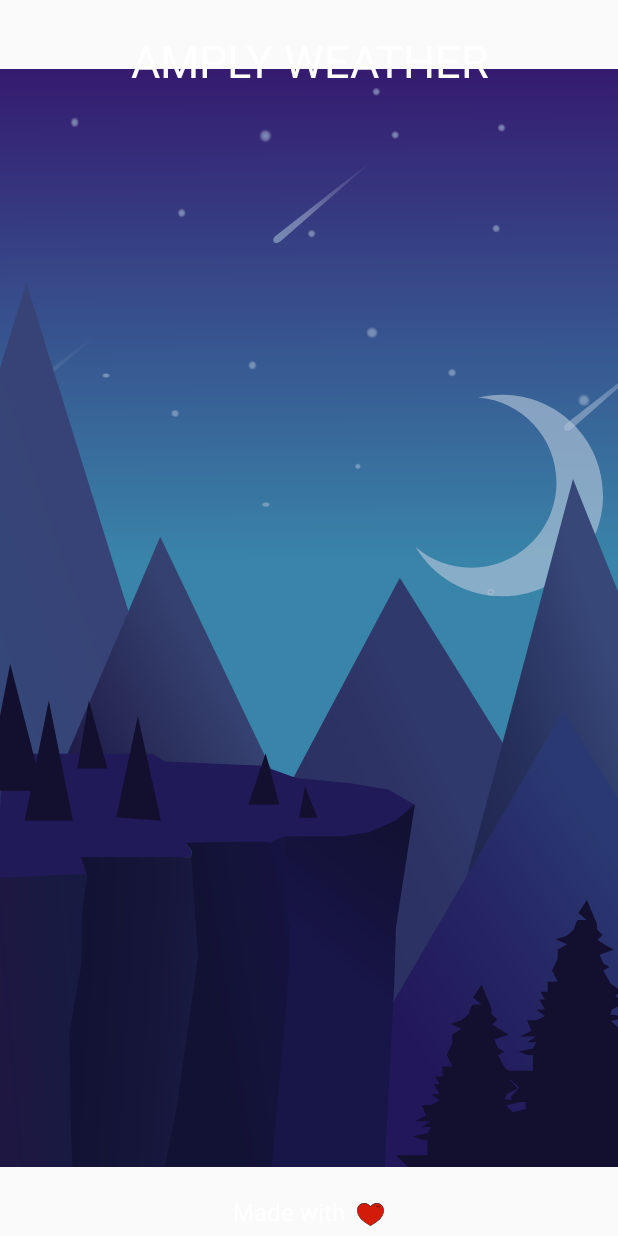
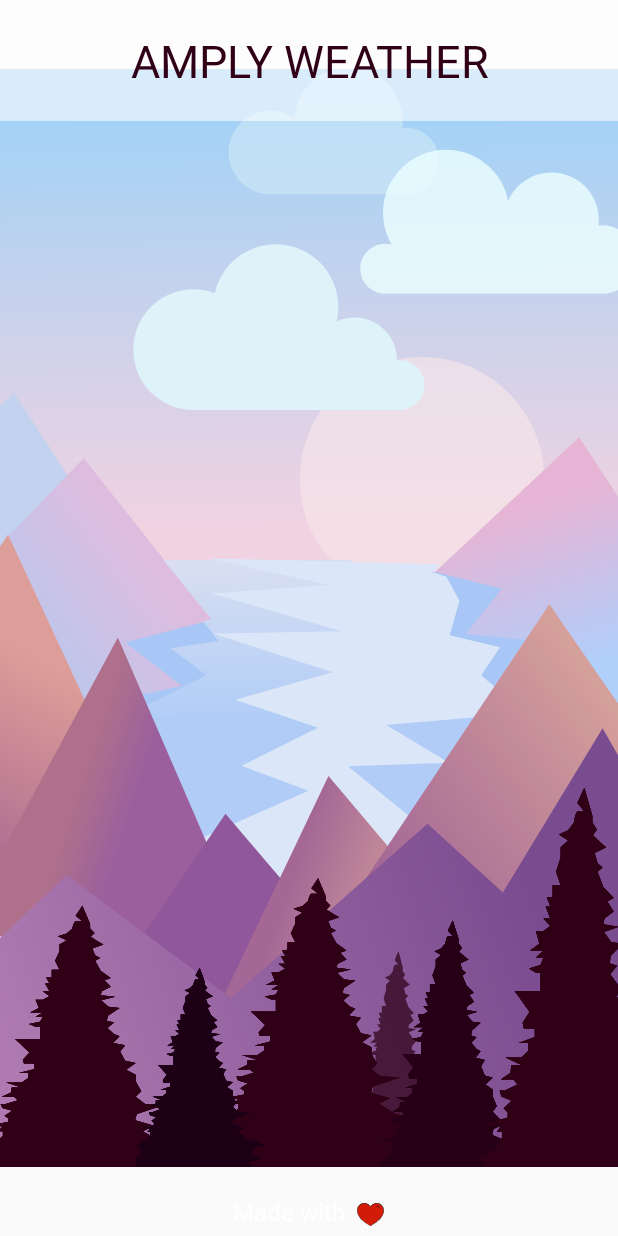
Before and after one commit to Abhishekds94/Amply-Weather, an Android app: the screen it shows after launch (MainActivity), on a phone screen of 412 x 824 dp. Run offline under Robolectric (Android 15) with nearby library versions, the phone set to English and light mode, and no system bars; Roboto replaces fonts that are not available here.

Commit message:
Splash UI set based on system time

```diff
--- a/app/src/main/java/com/abhishek/amplyweather/MainActivity.java
+++ b/app/src/main/java/com/abhishek/amplyweather/MainActivity.java
@@ -3,10 +3,19 @@ package com.abhishek.amplyweather;
 import androidx.appcompat.app.AppCompatActivity;
 
 import android.os.Bundle;
+import android.view.View;
 import android.view.Window;
 import android.view.WindowManager;
+import android.widget.RelativeLayout;
+import android.widget.Toast;
+
+import java.util.Calendar;
 
 public class MainActivity extends AppCompatActivity {
+
+    RelativeLayout splashMorning;
+    RelativeLayout splashNoon;
+    RelativeLayout splashNight;
 
     @Override
     protected void onCreate(Bundle savedInstanceState) {
@@ -18,5 +27,33 @@ public class MainActivity extends AppCompatActivity {
         getSupportActionBar().hide();
 
         setContentView(R.layout.activity_main);
+
+        Calendar c = Calendar.getInstance();
+        int timeOfDay = c.get(Calendar.HOUR_OF_DAY);
+        Toast.makeText(this, "Time-"+timeOfDay, Toast.LENGTH_SHORT).show();
+        splashMorning = (RelativeLayout) findViewById(R.id.splash_morning);
+        splashNoon = (RelativeLayout) findViewById(R.id.splash_noon);
+        splashNight = (RelativeLayout) findViewById(R.id.splash_night);
+
+        if(timeOfDay >= 6 && timeOfDay < 14){
+            if (splashMorning.getVisibility() != View.INVISIBLE) {
+                splashMorning.setVisibility(View.VISIBLE);
+                splashNoon.setVisibility(View.INVISIBLE);
+                splashNight.setVisibility(View.INVISIBLE);
+            }
+        }else if(timeOfDay >= 14 && timeOfDay < 19){
+            if (splashNoon.getVisibility() != View.INVISIBLE) {
+                splashNoon.setVisibility(View.VISIBLE);
+                splashMorning.setVisibility(View.INVISIBLE);
+                splashNight.setVisibility(View.INVISIBLE);
+            }
+        }else if(timeOfDay >= 19 && timeOfDay < 6){
+            if (splashNight.getVisibility() == View.INVISIBLE) {
+                splashNight.setVisibility(View.VISIBLE);
+                splashNoon.setVisibility(View.INVISIBLE);
+                splashMorning.setVisibility(View.INVISIBLE);
+            }
+        }
+
     }
 }
--- a/app/src/main/res/layout/activity_main.xml
+++ b/app/src/main/res/layout/activity_main.xml
@@ -4,11 +4,11 @@
     xmlns:tools="http://schemas.android.com/tools"
     android:layout_width="match_parent"
     android:layout_height="match_parent"
+    android:id="@+id/splash"
     tools:context=".MainActivity">
 
     <!--Splash Screen for morning time-->
     <RelativeLayout
-        android:visibility="gone"
         android:id="@+id/splash_morning"
         android:layout_width="match_parent"
         android:layout_height="match_parent">
@@ -64,7 +64,6 @@
 
     <!--Splash Screen for noon time-->
     <RelativeLayout
-        android:visibility="gone"
         android:id="@+id/splash_noon"
         android:layout_width="match_parent"
         android:layout_height="match_parent">
```
